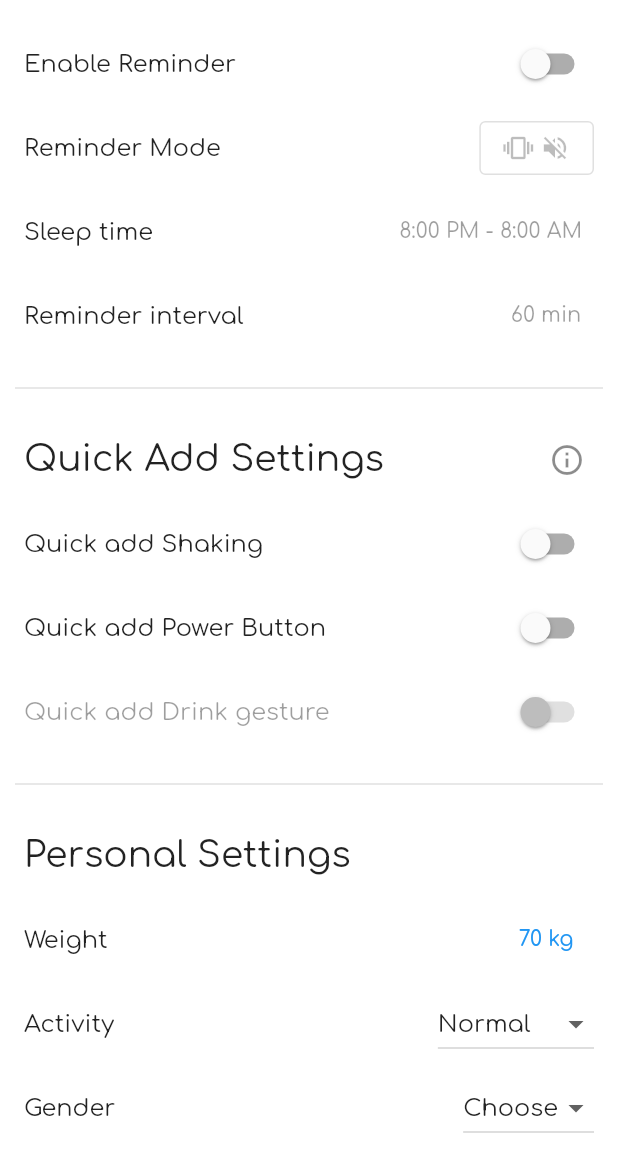
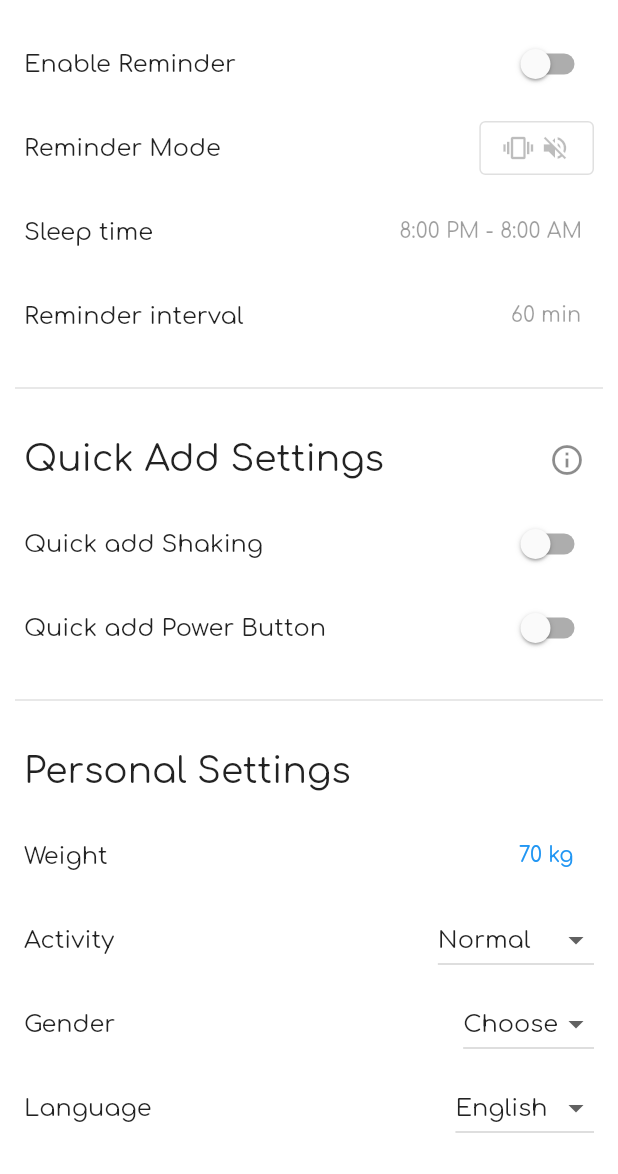
Before and after one commit to lu631str/Aquapido, a Flutter app: the Settings screen opened directly, on a phone screen of 412 x 824 dp, the part 62-1236 px from its top. Run offline on Flutter 3.47's test engine with Material 2 defaults, Android fonts, the phone set to English and light mode, and no system bars; our stand-ins replace auto_size_text, awesome_notifications, easy_localization, fl_chart, flutter_xlider, google_fonts and 6 more; missing offline and left inert: grafpix, time_range_picker; accounts and stored records are empty.

Commit message:
listview cap by 50

```diff
--- a/lib/Views/home.dart
+++ b/lib/Views/home.dart
@@ -40,6 +40,7 @@ class _HomeState extends State<Home> {
   RiveAnimationController _controller;
   SimpleAnimation _animation = SimpleAnimation('100%');
   final _myController = TextEditingController(text: '0');
+  final int _MAX_ITEM_COUNT = 50;
 
   @override
   void initState() {
@@ -492,6 +493,8 @@ class _HomeState extends State<Home> {
                   padding: const EdgeInsets.all(8),
                   itemCount: Provider.of<WaterModel>(context, listen: true)
                       .history
+                      .length > _MAX_ITEM_COUNT ? _MAX_ITEM_COUNT : Provider.of<WaterModel>(context, listen: true)
+                      .history
                       .length,
                   itemBuilder: (BuildContext context, int index) {
                     return Container(
--- a/lib/Views/settings.dart
+++ b/lib/Views/settings.dart
@@ -364,10 +364,6 @@ class _SettingsState extends State<Settings> {
                               .updatePowerSettings(value);
                         });
                       }),
-                  SwitchListTile(
-                      value: false,
-                      title:
-                          Text('settings.quick_settings.quick_gesture').tr()),
                 ],
               ),
               const Divider(
```
